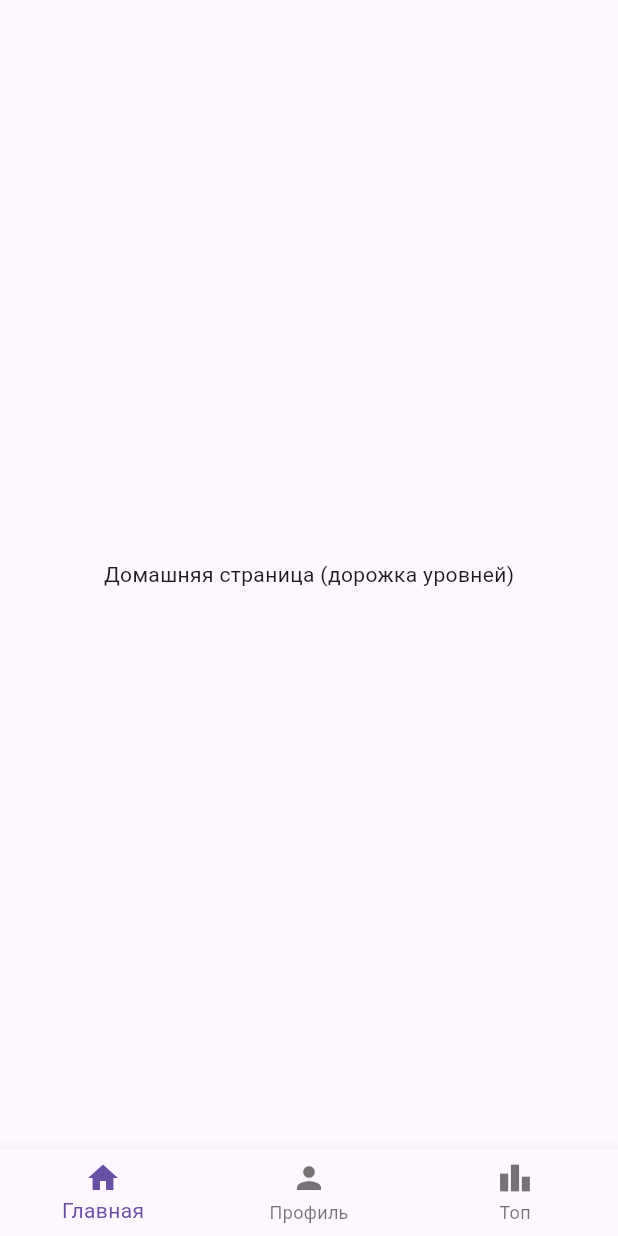
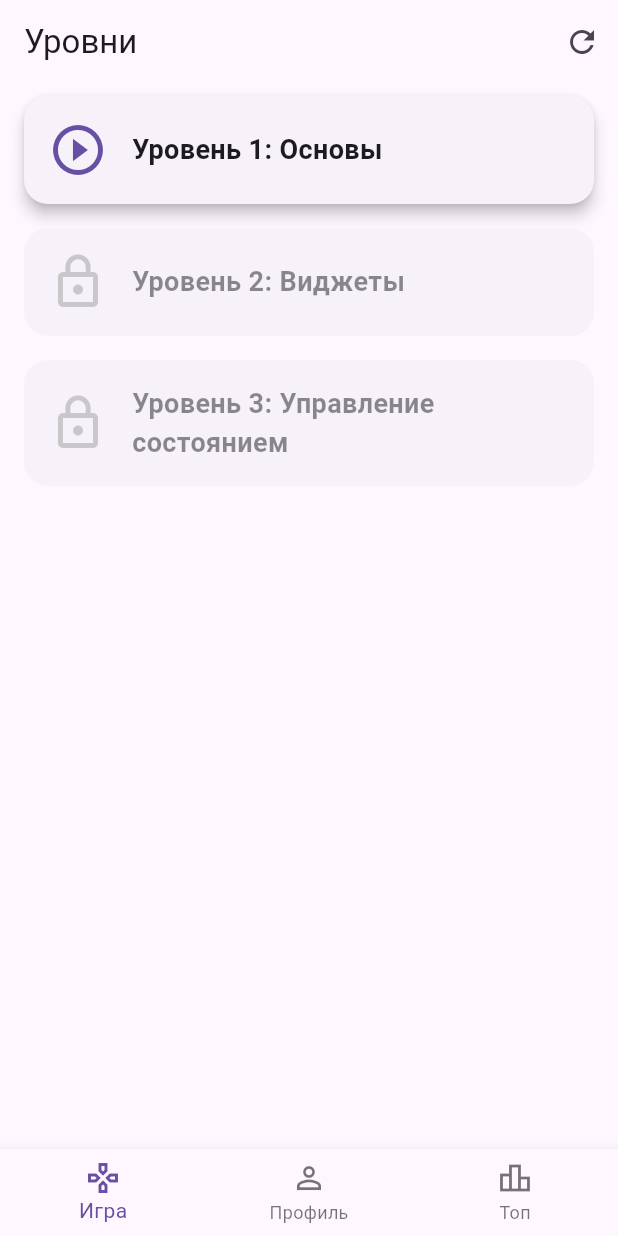
Before and after one commit to IlyaUrchenko1/learn_game, a Flutter app: the screen it shows after launch, on a phone screen of 412 x 824 dp. Run offline on Flutter 3.47's test engine with Material 3 defaults, Android fonts, the phone set to English and light mode, and no system bars; our stand-ins replace shared_preferences.

Commit message:
Add tests level for game

```diff
--- a/lib/app.dart
+++ b/lib/app.dart
@@ -1,6 +1,5 @@
 import 'package:flutter/material.dart';
 import 'package:learn_game/providers/progress_provider.dart';
-import 'package:learn_game/views/game/game_screen.dart';
 import 'package:learn_game/views/main_navigation.dart';
 import 'package:provider/provider.dart';
 
@@ -18,10 +17,7 @@ class App extends StatelessWidget {
           visualDensity: VisualDensity.adaptivePlatformDensity,
         ),
         initialRoute: '/',
-        routes: {
-          '/': (context) => const MainNavigation(),
-          '/game': (context) => const GameScreen(),
-        },
+        routes: {'/': (context) => const MainNavigation()},
       ),
     );
   }
--- /dev/null
+++ b/lib/data/levels_data.dart
@@ -0,0 +1,53 @@
+import 'package:learn_game/models/level_model.dart';
+import 'package:learn_game/models/test_model.dart';
+
+final List<Level> allLevels = [
+  Level(
+    id: 1,
+    title: "Уровень 1: Основы",
+    guideText:
+        "Это текст-руководство для первого уровня. Здесь мы изучаем основы...",
+    test: [
+      Question(
+        question: "Что такое Flutter?",
+        answers: ["Фреймворк", "Язык", "База данных", "IDE"],
+        correctAnswerIndex: 0,
+      ),
+      Question(
+        question: "На каком языке работает Flutter?",
+        answers: ["Java", "Swift", "Dart", "Kotlin"],
+        correctAnswerIndex: 2,
+      ),
+    ],
+  ),
+  Level(
+    id: 2,
+    title: "Уровень 2: Виджеты",
+    guideText: "На этом уровне мы углубимся в мир виджетов...",
+    test: [
+      Question(
+        question: "Какой виджет используется для создания строки?",
+        answers: ["Column", "Row", "Text", "Container"],
+        correctAnswerIndex: 1,
+      ),
+      Question(
+        question: "Какой виджет используется для создания кнопки?",
+        answers: ["ElevatedButton", "Image", "Icon", "ListView"],
+        correctAnswerIndex: 0,
+      ),
+    ],
+  ),
+  Level(
+    id: 3,
+    title: "Уровень 3: Управление состоянием",
+    guideText:
+        "Здесь мы рассмотрим различные подходы к управлению состоянием...",
+    test: [
+      Question(
+        question: "Какой пакет часто используется для управления состоянием?",
+        answers: ["http", "shared_preferences", "provider", "url_launcher"],
+        correctAnswerIndex: 2,
+      ),
+    ],
+  ),
+];
--- /dev/null
+++ b/lib/models/level_model.dart
@@ -0,0 +1,15 @@
+import 'package:learn_game/models/test_model.dart';
+
+class Level {
+  final int id;
+  final String title;
+  final String guideText;
+  final List<Question> test;
+
+  const Level({
+    required this.id,
+    required this.title,
+    required this.guideText,
+    required this.test,
+  });
+}
--- /dev/null
+++ b/lib/models/test_model.dart
@@ -0,0 +1,11 @@
+class Question {
+  final String question;
+  final List<String> answers;
+  final int correctAnswerIndex;
+
+  const Question({
+    required this.question,
+    required this.answers,
+    required this.correctAnswerIndex,
+  });
+}
--- a/lib/providers/progress_provider.dart
+++ b/lib/providers/progress_provider.dart
@@ -1,17 +1,45 @@
 import 'package:flutter/foundation.dart';
+import 'package:shared_preferences/shared_preferences.dart';
 
 class ProgressProvider with ChangeNotifier {
-  final Set<int> _completedLevelIds = {};
+  List<int> _completedLevels = [];
+  SharedPreferences? _prefs;
 
-  Set<int> get completedLevelIds => _completedLevelIds;
+  List<int> get completedLevels => _completedLevels;
 
-  void completeLevel(int levelId) {
-    _completedLevelIds.add(levelId);
-    notifyListeners();
-    // TODO: Save progress to SharedPreferences
+  ProgressProvider() {
+    _init();
   }
 
-  bool isLevelCompleted(int levelId) {
-    return _completedLevelIds.contains(levelId);
+  Future<void> _init() async {
+    _prefs = await SharedPreferences.getInstance();
+    _loadCompletedLevels();
+  }
+
+  void _loadCompletedLevels() {
+    final completed = _prefs?.getStringList('completedLevels');
+    if (completed != null) {
+      _completedLevels = completed.map((id) => int.parse(id)).toList();
+    }
+    notifyListeners();
+  }
+
+  Future<void> completeLevel(int levelId) async {
+    if (!_completedLevels.contains(levelId)) {
+      _completedLevels.add(levelId);
+      final completed = _completedLevels.map((id) => id.toString()).toList();
+      await _prefs?.setStringList('completedLevels', completed);
+      notifyListeners();
+    }
+  }
+
+  bool isCompleted(int levelId) {
+    return _completedLevels.contains(levelId);
+  }
+
+  Future<void> resetProgress() async {
+    _completedLevels = [];
+    await _prefs?.remove('completedLevels');
+    notifyListeners();
   }
 }
--- a/lib/views/home/home_screen.dart
+++ b/lib/views/home/home_screen.dart
@@ -1,12 +1,56 @@
 import 'package:flutter/material.dart';
+import 'package:learn_game/data/levels_data.dart';
+import 'package:learn_game/providers/progress_provider.dart';
+import 'package:learn_game/views/home/level_card.dart';
+import 'package:provider/provider.dart';
 
 class HomeScreen extends StatelessWidget {
   const HomeScreen({super.key});
 
   @override
   Widget build(BuildContext context) {
-    return const Scaffold(
-      body: Center(child: Text('Домашняя страница (дорожка уровней)')),
+    return Scaffold(
+      appBar: AppBar(
+        title: const Text('Уровни'),
+        actions: [
+          IconButton(
+            icon: const Icon(Icons.refresh),
+            onPressed: () {
+              // Temp button to test progress
+              Provider.of<ProgressProvider>(
+                context,
+                listen: false,
+              ).resetProgress();
+            },
+          ),
+        ],
+      ),
+      body: Consumer<ProgressProvider>(
+        builder: (context, progressProvider, child) {
+          return ListView.builder(
+            itemCount: allLevels.length,
+            itemBuilder: (context, index) {
+              final level = allLevels[index];
+              final isCompleted = progressProvider.isCompleted(level.id);
+              // A level is locked if it's not the first one and the previous one is not completed.
+              final isLocked =
+                  index > 0 &&
+                  !progressProvider.isCompleted(allLevels[index - 1].id);
+
+              return LevelCard(
+                level: level,
+                isCompleted: isCompleted,
+                isLocked: isLocked,
+                onTap: () {
+                  // TODO: Navigate to the level guide/test screen
+                  // For now, just completing the level on tap for demonstration
+                  progressProvider.completeLevel(level.id);
+                },
+              );
+            },
+          );
+        },
+      ),
     );
   }
 }
--- /dev/null
+++ b/lib/views/home/level_card.dart
@@ -0,0 +1,63 @@
+import 'package:flutter/material.dart';
+import 'package:learn_game/models/level_model.dart';
+
+class LevelCard extends StatelessWidget {
+  final Level level;
+  final bool isCompleted;
+  final bool isLocked;
+  final VoidCallback? onTap;
+
+  const LevelCard({
+    super.key,
+    required this.level,
+    required this.isCompleted,
+    required this.isLocked,
+    this.onTap,
+  });
+
+  @override
+  Widget build(BuildContext context) {
+    return Card(
+      elevation: isLocked ? 0 : 4,
+      margin: const EdgeInsets.symmetric(horizontal: 16, vertical: 8),
+      shape: RoundedRectangleBorder(borderRadius: BorderRadius.circular(16)),
+      child: InkWell(
+        onTap: isLocked ? null : onTap,
+        borderRadius: BorderRadius.circular(16),
+        child: Opacity(
+          opacity: isLocked ? 0.5 : 1.0,
+          child: Padding(
+            padding: const EdgeInsets.all(16.0),
+            child: Row(
+              children: [
+                Icon(
+                  isLocked
+                      ? Icons.lock_outline
+                      : isCompleted
+                      ? Icons.check_circle_outline
+                      : Icons.play_circle_outline,
+                  color: isLocked
+                      ? Colors.grey
+                      : isCompleted
+                      ? Colors.green
+                      : Theme.of(context).primaryColor,
+                  size: 40,
+                ),
+                const SizedBox(width: 16),
+                Expanded(
+                  child: Text(
+                    level.title,
+                    style: const TextStyle(
+                      fontSize: 18,
+                      fontWeight: FontWeight.bold,
+                    ),
+                  ),
+                ),
+              ],
+            ),
+          ),
+        ),
+      ),
+    );
+  }
+}
--- a/lib/views/main_navigation.dart
+++ b/lib/views/main_navigation.dart
@@ -1,7 +1,5 @@
 import 'package:flutter/material.dart';
 import 'package:learn_game/views/home/home_screen.dart';
-import 'package:learn_game/views/leaderboard/leaderboard_screen.dart';
-import 'package:learn_game/views/profile/profile_screen.dart';
 
 class MainNavigation extends StatefulWidget {
   const MainNavigation({super.key});
@@ -15,8 +13,10 @@ class _MainNavigationState extends State<MainNavigation> {
 
   static const List<Widget> _widgetOptions = <Widget>[
     HomeScreen(),
-    ProfileScreen(),
-    LeaderboardScreen(),
+    // Placeholder for Profile Screen
+    Scaffold(body: Center(child: Text('Профиль'))),
+    // Placeholder for Leaderboard Screen
+    Scaffold(body: Center(child: Text('Таблица лидеров'))),
   ];
 
   void _onItemTapped(int index) {
@@ -31,9 +31,18 @@ class _MainNavigationState extends State<MainNavigation> {
       body: Center(child: _widgetOptions.elementAt(_selectedIndex)),
       bottomNavigationBar: BottomNavigationBar(
         items: const <BottomNavigationBarItem>[
-          BottomNavigationBarItem(icon: Icon(Icons.home), label: 'Главная'),
-          BottomNavigationBarItem(icon: Icon(Icons.person), label: 'Профиль'),
-          BottomNavigationBarItem(icon: Icon(Icons.leaderboard), label: 'Топ'),
+          BottomNavigationBarItem(
+            icon: Icon(Icons.games_outlined),
+            label: 'Игра',
+          ),
+          BottomNavigationBarItem(
+            icon: Icon(Icons.person_outline),
+            label: 'Профиль',
+          ),
+          BottomNavigationBarItem(
+            icon: Icon(Icons.leaderboard_outlined),
+            label: 'Топ',
+          ),
         ],
         currentIndex: _selectedIndex,
         onTap: _onItemTapped,
--- a/pubspec.yaml
+++ b/pubspec.yaml
@@ -31,7 +31,7 @@ dependencies:
   flutter:
     sdk: flutter
 
-  provider: ^6.1.5
+  provider: ^6.0.5
   shared_preferences: ^2.2.2
   flutter_svg: ^2.0.9
   animations: ^2.0.8
```
Also changed, not shown: 1 other file.
